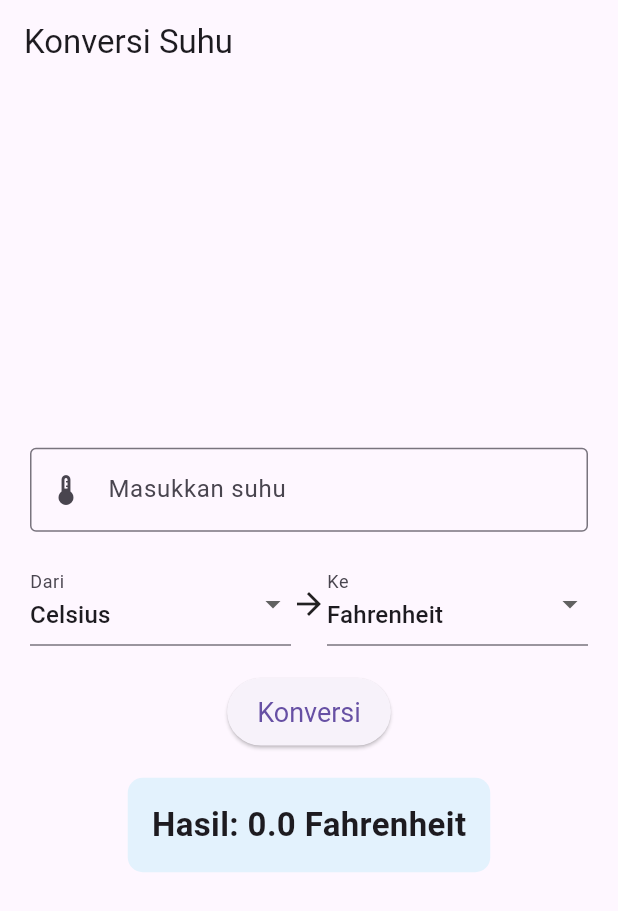
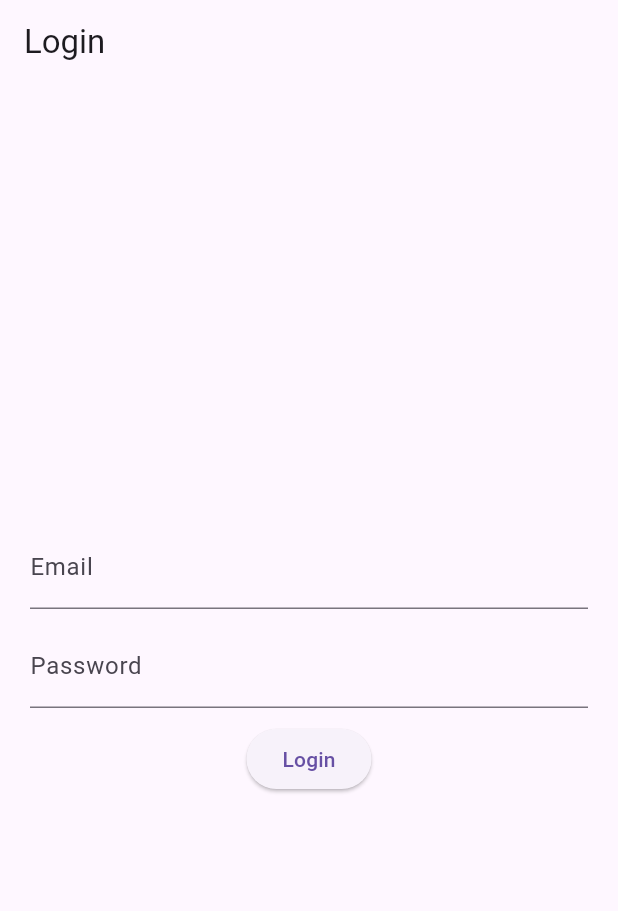
Before and after one commit to YusufRizkyW/temperature_conversion, a Flutter app: the screen it shows after launch, on a phone screen of 412 x 824 dp. Shown: the top 911 px of the screen. Run offline on Flutter 3.47's test engine with Material 3 defaults, Android fonts, the phone set to English and light mode, and no system bars.

Commit message:
menambahkan halaman login

```diff
--- /dev/null
+++ b/lib/login-page.dart
@@ -0,0 +1,69 @@
+import 'package:flutter/material.dart';
+import 'home-page.dart'; // Import halaman utama setelah login
+
+class MyLoginPage extends StatefulWidget {
+  const MyLoginPage({super.key});
+
+  @override
+  State<MyLoginPage> createState() => _MyLoginPageState();
+}
+
+class _MyLoginPageState extends State<MyLoginPage> {
+  TextEditingController emailController = TextEditingController();
+  TextEditingController passwordController = TextEditingController();
+  String errorMessage = '';
+
+  // Data akun default
+  final String userEmail = "user@example.com";
+  final String userPassword = "123456";
+
+  void login() {
+    if (emailController.text == userEmail && passwordController.text == userPassword) {
+      setState(() {
+        errorMessage = '';
+      });
+
+      // Pindah ke halaman utama setelah login sukses
+      Navigator.pushReplacement(
+        context,
+        MaterialPageRoute(builder: (context) => const HomePage()),
+      );
+    } else {
+      setState(() {
+        errorMessage = 'Email atau password salah!';
+      });
+    }
+  }
+
+  @override
+  Widget build(BuildContext context) {
+    return Scaffold(
+      appBar: AppBar(title: const Text("Login")),
+      body: Padding(
+        padding: const EdgeInsets.all(20),
+        child: Column(
+          mainAxisAlignment: MainAxisAlignment.center,
+          children: [
+            TextField(
+              controller: emailController,
+              decoration: const InputDecoration(labelText: "Email"),
+            ),
+            const SizedBox(height: 10),
+            TextField(
+              controller: passwordController,
+              obscureText: true,
+              decoration: const InputDecoration(labelText: "Password"),
+            ),
+            const SizedBox(height: 10),
+            ElevatedButton(
+              onPressed: login,
+              child: const Text("Login"),
+            ),
+            if (errorMessage.isNotEmpty) // Menampilkan pesan error jika login gagal
+              Text(errorMessage, style: const TextStyle(color: Colors.red)),
+          ],
+        ),
+      ),
+    );
+  }
+}
--- a/lib/main.dart
+++ b/lib/main.dart
@@ -1,123 +1,22 @@
 import 'package:flutter/material.dart';
-import 'conversion.dart';
+import 'login-page.dart'; // Import halaman login
 
 void main() {
-  runApp(KonversiSuhuApp());
+  runApp(const MyApp());
 }
 
-class KonversiSuhuApp extends StatefulWidget {
-  @override
-  _KonversiSuhuAppState createState() => _KonversiSuhuAppState();
-}
-
-class _KonversiSuhuAppState extends State<KonversiSuhuApp> {
-  double input = 0;
-  double output = 0;
-  String fromUnit = "Celsius";
-  String toUnit = "Fahrenheit";
-
-  final List<String> suhuUnits = ["Celsius", "Fahrenheit", "Reamur", "Kelvin"];
-
-  void convert() {
-    setState(() {
-      output = convertTemperature(input, fromUnit, toUnit);
-    });
-  }
+class MyApp extends StatelessWidget {
+  const MyApp({super.key});
 
   @override
   Widget build(BuildContext context) {
     return MaterialApp(
+      debugShowCheckedModeBanner: false, // Menghilangkan label debug
+      title: 'Aplikasi Konversi Suhu',
       theme: ThemeData(
-        primarySwatch: Colors.blue,
-        brightness: Brightness.light,
+        primarySwatch: Colors.green,
       ),
-      home: Scaffold(
-        appBar: AppBar(title: Text("Konversi Suhu")),
-        body: Padding(
-          padding: const EdgeInsets.all(20.0),
-          child: Column(
-            mainAxisAlignment: MainAxisAlignment.center,
-            children: [
-              // Input Field
-              TextField(
-                keyboardType: TextInputType.number,
-                decoration: InputDecoration(
-                  labelText: "Masukkan suhu",
-                  border: OutlineInputBorder(),
-                  prefixIcon: Icon(Icons.thermostat),
-                ),
-                onChanged: (value) {
-                  setState(() {
-                    input = double.tryParse(value) ?? 0;
-                  });
-                },
-              ),
-              SizedBox(height: 20),
-
-              // Dropdown satuan asal
-              Row(
-                mainAxisAlignment: MainAxisAlignment.spaceBetween,
-                children: [
-                  Expanded(
-                    child: DropdownButtonFormField<String>(
-                      value: fromUnit,
-                      decoration: InputDecoration(labelText: "Dari"),
-                      items: suhuUnits.map((unit) {
-                        return DropdownMenuItem(value: unit, child: Text(unit));
-                      }).toList(),
-                      onChanged: (value) {
-                        setState(() {
-                          fromUnit = value!;
-                        });
-                      },
-                    ),
-                  ),
-                  Icon(Icons.arrow_forward),
-                  Expanded(
-                    child: DropdownButtonFormField<String>(
-                      value: toUnit,
-                      decoration: InputDecoration(labelText: "Ke"),
-                      items: suhuUnits.map((unit) {
-                        return DropdownMenuItem(value: unit, child: Text(unit));
-                      }).toList(),
-                      onChanged: (value) {
-                        setState(() {
-                          toUnit = value!;
-                        });
-                      },
-                    ),
-                  ),
-                ],
-              ),
-              SizedBox(height: 20),
-
-              // Tombol Konversi
-              ElevatedButton(
-                onPressed: convert,
-                style: ElevatedButton.styleFrom(
-                  padding: EdgeInsets.symmetric(vertical: 12, horizontal: 20),
-                  textStyle: TextStyle(fontSize: 18),
-                ),
-                child: Text("Konversi"),
-              ),
-              SizedBox(height: 20),
-
-              // Hasil konversi
-              Container(
-                padding: EdgeInsets.all(16),
-                decoration: BoxDecoration(
-                  color: Colors.blue.shade50,
-                  borderRadius: BorderRadius.circular(10),
-                ),
-                child: Text(
-                  "Hasil: $output $toUnit",
-                  style: TextStyle(fontSize: 22, fontWeight: FontWeight.bold),
-                ),
-              ),
-            ],
-          ),
-        ),
-      ),
+      home: const MyLoginPage(), // Halaman pertama adalah Login
     );
   }
 }
```
Also changed, not shown: lib/conversion.dart (+8 -22 lines), lib/home-page.dart (added, +54 -0 lines).
